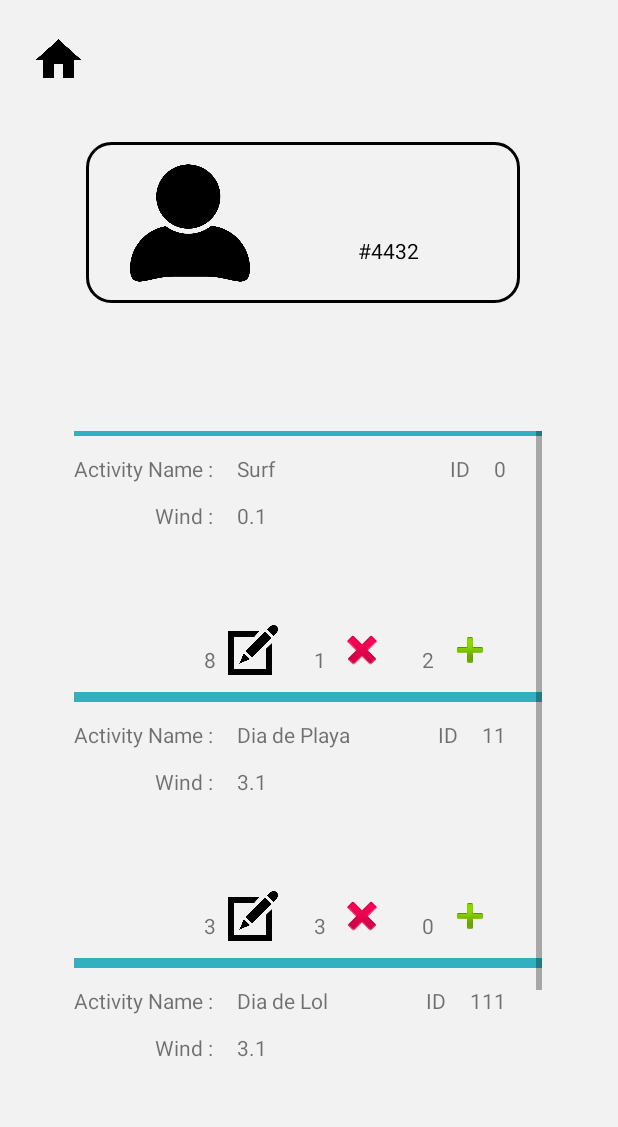
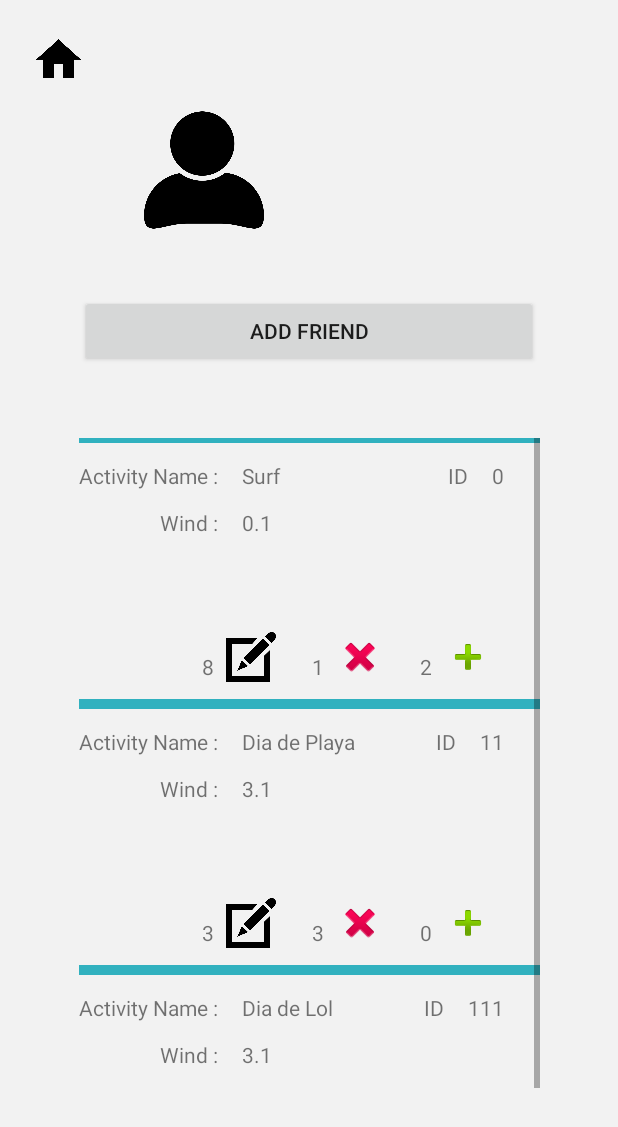
Before and after one commit to ssanjogo/Weadives, an Android app: the PantallaPerfilAmigo screen opened directly, with no data from a screen before it, on a phone screen of 412 x 824 dp. Shown: the top 1127 px of the screen. Run offline under Robolectric (Android 15) with nearby library versions, the phone set to English and light mode, and no system bars.

```diff
--- a/app/src/main/java/com/example/weadives/PantallaInicio/PantallaInicio.java
+++ b/app/src/main/java/com/example/weadives/PantallaInicio/PantallaInicio.java
@@ -25,7 +25,7 @@ import com.example.weadives.R;
 
 public class PantallaInicio extends AppCompatActivity {
 
-    private ImageView Imagen_superior;
+    private ImageView Imagen_superior, btn_en, btn_es;
     private Bitmap results, maskbitmap;
     private Button btn_invisible;
 
@@ -39,8 +39,8 @@ public class PantallaInicio extends AppCompatActivity {
         Imagen_superior = findViewById(R.id.img_inicio);
         btn_invisible = findViewById(R.id.btn_invisible);
         Bitmap finalMasking = MaskingProcess();
-        ImageButton btn_en=findViewById(R.id.btn_en);
-        ImageButton btn_es=findViewById(R.id.btn_es);
+        btn_en = findViewById(R.id.btn_en);
+        btn_es = findViewById(R.id.btn_es);
 
 
 
--- a/app/src/main/java/com/example/weadives/PantallaPerfilAmigo/PantallaPerfilAmigo.java
+++ b/app/src/main/java/com/example/weadives/PantallaPerfilAmigo/PantallaPerfilAmigo.java
@@ -3,6 +3,7 @@ package com.example.weadives.PantallaPerfilAmigo;
 import android.content.Intent;
 import android.os.Bundle;
 import android.view.View;
+import android.widget.Button;
 import android.widget.ImageView;
 import android.widget.TextView;
 
@@ -23,6 +24,7 @@ public class PantallaPerfilAmigo extends AppCompatActivity {
     private ImageView img_perfil, btn_home;
     private TextView txt_nombrePerfil, txt_codigo;
     private RecyclerView recyclerView;
+    private Button btn_añadirAmigo;
     private RecyclerView.Adapter mAdapter;
     private RecyclerView.LayoutManager layoutManager;
     private List<PublicacionClass> publicacionList;
@@ -31,14 +33,12 @@ public class PantallaPerfilAmigo extends AppCompatActivity {
     protected void onCreate(Bundle savedInstanceState) {
         super.onCreate(savedInstanceState);
         setContentView(R.layout.pantalla_perfil_amigo);
-        ImageView img_perfil = findViewById(R.id.img_perfil3);
-        ImageView btn_home = findViewById(R.id.btn_home11);
-        TextView txt_nombrePerfil= findViewById(R.id.txt_nombrePerfil3);
-        TextView txt_codigo = findViewById(R.id.txt_codigo3);
-
+        img_perfil = findViewById(R.id.img_perfil3);
+        btn_home = findViewById(R.id.btn_home11);
+        txt_nombrePerfil = findViewById(R.id.txt_nombrePerfil3);
+        btn_añadirAmigo = findViewById(R.id.btn_añadirAmigo);
 
         publicacionList = fillPublicacionList();
-
 
         RecyclerView recyclerView = findViewById(R.id.rv_llistaAjustes3);
         //mejorar performance
@@ -101,8 +101,6 @@ public class PantallaPerfilAmigo extends AppCompatActivity {
         comentariosList3.put("0021","---");
         publicacionList.add(new PublicacionClass(p3,likeList3,comentariosList3));
 
-
-
         return publicacionList;
     }
 
--- a/app/src/main/java/com/example/weadives/PantallaRegistro/PantallaRegistro.java
+++ b/app/src/main/java/com/example/weadives/PantallaRegistro/PantallaRegistro.java
@@ -14,6 +14,7 @@ import android.widget.TextView;
 
 import androidx.appcompat.app.AppCompatActivity;
 
+import com.example.weadives.AreaUsuario.AreaUsuario;
 import com.example.weadives.DatabaseAdapter;
 import com.example.weadives.LocaleHelper;
 import com.example.weadives.PantallaInicio.PantallaInicio;
@@ -79,15 +80,14 @@ public class PantallaRegistro extends AppCompatActivity {
                     etA_correo2.setError("Email no válido");
                 }
 
-                dbA.addUser(nombre, correo, contraseña);
-                        /*
+                if (dbA.addUser(nombre, correo, contraseña)){
                     Intent areaUsuario = new Intent(getApplicationContext(), AreaUsuario.class);
                     areaUsuario.setFlags(Intent.FLAG_ACTIVITY_CLEAR_TOP);
                     startActivity(areaUsuario);
                     finish();
                 } else {
                     etA_correo2.setError("Este email ya ha sido registrado.");
-                }*/
+                }
 
             }
         });
--- a/app/src/main/res/layout/pantalla_perfil_amigo.xml
+++ b/app/src/main/res/layout/pantalla_perfil_amigo.xml
@@ -7,55 +7,6 @@
     tools:context=".PantallaPerfilAmigo.PantallaPerfilAmigo"
     android:theme = "@style/Theme.AppCompat.Light.Dialog"
     android:background="@color/fondo">
-    <androidx.constraintlayout.widget.ConstraintLayout
-        android:id="@+id/constraintLayout"
-        android:layout_width="289dp"
-        android:layout_height="107dp"
-        android:background="@drawable/layout_border"
-        app:layout_constraintBottom_toBottomOf="parent"
-        app:layout_constraintEnd_toEndOf="parent"
-        app:layout_constraintHorizontal_bias="0.468"
-        app:layout_constraintStart_toStartOf="parent"
-        app:layout_constraintTop_toTopOf="parent"
-        app:layout_constraintVertical_bias="0.132">
-
-        <ImageView
-            android:id="@+id/img_perfil3"
-            android:layout_width="80dp"
-            android:layout_height="80dp"
-            app:layout_constraintBottom_toBottomOf="parent"
-            app:layout_constraintEnd_toEndOf="parent"
-            app:layout_constraintHorizontal_bias="0.14"
-            app:layout_constraintStart_toStartOf="parent"
-            app:layout_constraintTop_toTopOf="parent"
-            app:srcCompat="@drawable/imagen_de_perfil" />
-
-        <TextView
-            android:id="@+id/txt_nombrePerfil3"
-            android:layout_width="wrap_content"
-            android:layout_height="wrap_content"
-            android:text="@android:string/unknownName"
-            android:textColor="@color/black"
-            android:textSize="24sp"
-            app:layout_constraintBottom_toBottomOf="parent"
-            app:layout_constraintEnd_toEndOf="parent"
-            app:layout_constraintStart_toEndOf="@+id/img_perfil3"
-            app:layout_constraintTop_toTopOf="parent"
-            app:layout_constraintVertical_bias="0.415" />
-
-        <TextView
-            android:id="@+id/txt_codigo3"
-            android:layout_width="wrap_content"
-            android:layout_height="wrap_content"
-            android:text="#4432"
-            android:textColor="@color/black"
-            app:layout_constraintBottom_toBottomOf="parent"
-            app:layout_constraintEnd_toEndOf="parent"
-            app:layout_constraintHorizontal_bias="0.517"
-            app:layout_constraintStart_toEndOf="@+id/img_perfil3"
-            app:layout_constraintTop_toTopOf="parent"
-            app:layout_constraintVertical_bias="0.715"/>
-    </androidx.constraintlayout.widget.ConstraintLayout>
 
     <ImageView
         android:id="@+id/btn_home11"
@@ -72,15 +23,52 @@
     <androidx.recyclerview.widget.RecyclerView
 
         android:id="@+id/rv_llistaAjustes3"
-        android:layout_width="312dp"
-        android:layout_height="445dp"
+        android:layout_width="307dp"
+        android:layout_height="480dp"
         android:scrollbars="vertical"
         app:layoutManager="LinearLayoutManager"
         app:layout_constraintBottom_toBottomOf="parent"
         app:layout_constraintEnd_toEndOf="parent"
-        app:layout_constraintHorizontal_bias="0.494"
         app:layout_constraintStart_toStartOf="parent"
-        app:layout_constraintTop_toBottomOf="@+id/constraintLayout"
-        app:layout_constraintVertical_bias="0.484" />
+        app:layout_constraintTop_toTopOf="parent"
+        app:layout_constraintVertical_bias="0.848" />
+
+    <ImageView
+        android:id="@+id/img_perfil3"
+        android:layout_width="80dp"
+        android:layout_height="80dp"
+        app:layout_constraintBottom_toBottomOf="parent"
+        app:layout_constraintEnd_toEndOf="parent"
+        app:layout_constraintHorizontal_bias="0.29"
+        app:layout_constraintStart_toStartOf="parent"
+        app:layout_constraintTop_toTopOf="parent"
+        app:layout_constraintVertical_bias="0.099"
+        app:srcCompat="@drawable/imagen_de_perfil"
+        android:contentDescription="@string/todo" />
+
+    <TextView
+        android:id="@+id/txt_nombrePerfil3"
+        android:layout_width="wrap_content"
+        android:layout_height="wrap_content"
+        android:text="@android:string/unknownName"
+        android:textColor="@color/black"
+        android:textSize="24sp"
+        app:layout_constraintBottom_toBottomOf="parent"
+        app:layout_constraintEnd_toEndOf="parent"
+        app:layout_constraintHorizontal_bias="0.198"
+        app:layout_constraintStart_toEndOf="@+id/img_perfil3"
+        app:layout_constraintTop_toTopOf="parent"
+        app:layout_constraintVertical_bias="0.125" />
+
+    <Button
+        android:id="@+id/btn_añadirAmigo"
+        android:layout_width="305dp"
+        android:layout_height="48dp"
+        android:text="@string/añadir_amigo"
+        app:layout_constraintBottom_toTopOf="@+id/rv_llistaAjustes3"
+        app:layout_constraintEnd_toEndOf="parent"
+        app:layout_constraintStart_toStartOf="parent"
+        app:layout_constraintTop_toBottomOf="@+id/img_perfil3"
+        app:layout_constraintVertical_bias="0.481" />
 
 </androidx.constraintlayout.widget.ConstraintLayout>
--- a/app/src/main/res/values/strings.xml
+++ b/app/src/main/res/values/strings.xml
@@ -34,4 +34,5 @@
     <string name="viento">wind</string>
     <string name="NombreActividad">Activity Name</string>
     <string name="cerrar_sesión">Sing out</string>
+    <string name="añadir_amigo">Add friend</string>
 </resources>
```
Also changed, not shown: app/src/main/java/com/example/weadives/DatabaseAdapter.java (+3 -5 lines), app/src/main/java/com/example/weadives/PantallaLogIn/PantallaLogIn.java (+4 -4 lines), app/src/main/res/layout/pantalla_inicio.xml (+8 -11 lines), 1 other file.
